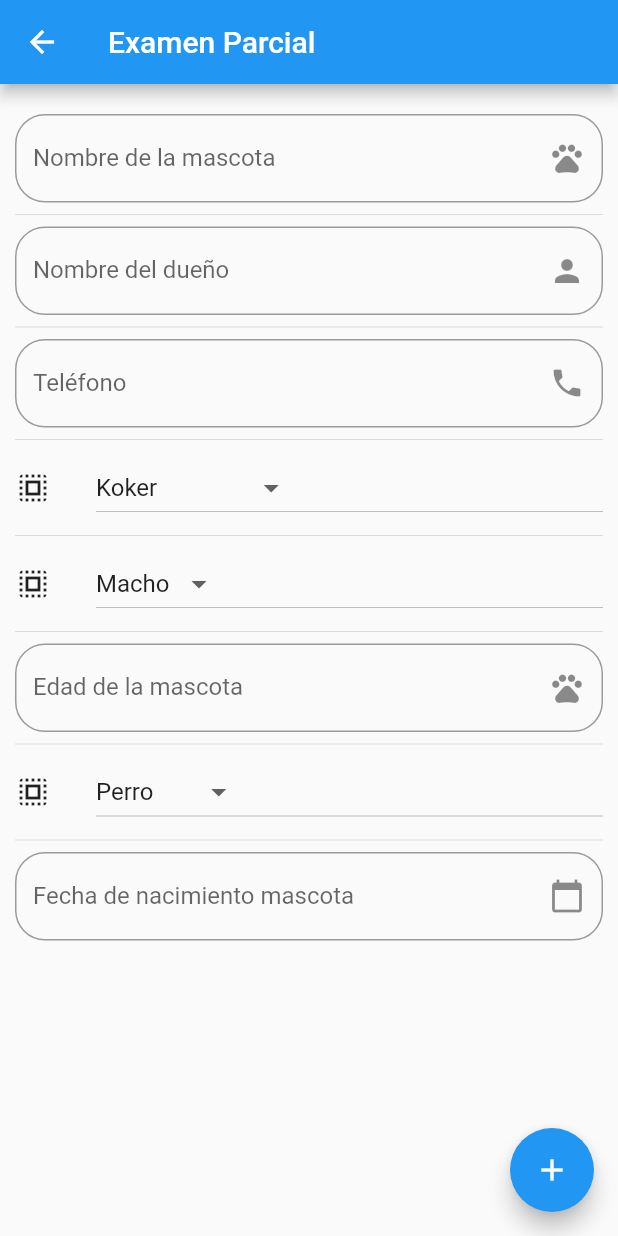
After one commit to alexc777/flutterWidgetComponents, a Flutter app: the ConsultaPage screen opened by its route, after a tap on the "add" icon, on a phone screen of 412 x 824 dp. The commit adds this screen. Run offline on Flutter 3.47's test engine with Material 2 defaults, Android fonts, the phone set to English and light mode, and no system bars.

Commit message:
formulario de mascotas y obtención de data listos. Falta visualizar el listado de mascotas

```diff
--- a/data/menu_opts.json
+++ b/data/menu_opts.json
@@ -45,6 +45,11 @@
             "ruta" : "table",
             "icon" : "table",
             "texto": "Table - Widget"
+        },
+        {
+            "ruta" : "parcial",
+            "icon" : "parcial",
+            "texto": "Examen Parcial"
         }
     ]
 }
--- /dev/null
+++ b/lib/src/pages/consulta_page.dart
@@ -0,0 +1,344 @@
+import 'package:flutter/material.dart';
+
+
+
+class ConsultaPage extends StatefulWidget {
+  @override
+  _ConsultaPageState createState() => _ConsultaPageState();
+}
+
+class _ConsultaPageState extends State<ConsultaPage> {
+
+  String _nombreMascota = '';
+  String _duenio = '';
+  String _telefono = '';
+  String _optRaza = 'Koker';
+  String _optSexo = 'Macho';
+  String _edadMascota = '';
+  String _tipoMastoca = 'Perro';
+  String _fecha  = '';
+
+  List ListaMascotas = [];
+
+  List<String> _razas = ['Pastor Aleman', 'Bulldog', 'Koker', 'Labrador', 'Mestizo', 'Otros'];
+  List<String> _sexos = ['Macho', 'Hembra'];
+  List<String> _tiposMascota = ['Perro', 'Gato', 'Hámsters', 'Pájaros', 'Peces'];
+
+  TextEditingController _inputFieldDateController = new TextEditingController();
+
+  @override
+  Widget build(BuildContext context) {
+    return Scaffold(
+      appBar: AppBar(
+        title: Text('Examen Parcial'),
+      ),
+      body: ListView(
+        padding: EdgeInsets.symmetric(horizontal: 10.0, vertical: 20.0),
+        children: <Widget>[
+          _crearNombreMascota(),
+          Divider(),
+          _crearNombrePersona(),
+          Divider(),
+          _crearTelefonoPersona(),
+          Divider(),
+          _crearDropdownRaza(),
+          Divider(),
+          _crearDropdownSexo(),
+          Divider(),
+          _crearEdadMascota(),
+          Divider(),
+          _crearDropdownTipo(),
+          Divider(),
+          _crearFecha( context ),
+        ],
+      ),
+      floatingActionButton: _crearBoton()
+    );
+  }
+
+  Widget _crearNombreMascota() {
+
+    return TextField(
+      // autofocus: true,
+      textCapitalization: TextCapitalization.sentences,
+      decoration: InputDecoration(
+        border: OutlineInputBorder(
+          borderRadius: BorderRadius.circular(20.0)
+        ),
+        hintText: 'Nombre de la mascota',
+        labelText: 'Nombre de la mascota',
+        suffixIcon: Icon( Icons.pets ),
+      ),
+      onChanged: (valor){
+        setState(() {
+          _nombreMascota = valor;
+        });
+      },
+    );
+
+  }
+
+  Widget _crearNombrePersona() {
+
+    return TextField(
+      // autofocus: true,
+      textCapitalization: TextCapitalization.sentences,
+      decoration: InputDecoration(
+        border: OutlineInputBorder(
+          borderRadius: BorderRadius.circular(20.0)
+        ),
+        hintText: 'Nombre del dueño',
+        labelText: 'Nombre del dueño',
+        suffixIcon: Icon( Icons.person ),
+      ),
+      onChanged: (valor){
+        setState(() {
+          _duenio = valor;
+        });
+      },
+    );
+
+  }
+
+  Widget _crearTelefonoPersona() {
+
+    return TextField(
+      keyboardType: TextInputType.phone,
+      decoration: InputDecoration(
+        border: OutlineInputBorder(
+          borderRadius: BorderRadius.circular(20.0)
+        ),
+        hintText: 'Teléfono',
+        labelText: 'Teléfono',
+        suffixIcon: Icon( Icons.phone ),
+      ),
+      onChanged: (valor){
+        setState(() {
+          _telefono = valor;
+        });
+      },
+    );
+
+  }
+
+  Widget _crearEdadMascota() {
+
+    return TextField(
+      keyboardType: TextInputType.phone,
+      decoration: InputDecoration(
+        border: OutlineInputBorder(
+          borderRadius: BorderRadius.circular(20.0)
+        ),
+        hintText: 'Edad de la mascota',
+        labelText: 'Edad de la mascota',
+        suffixIcon: Icon( Icons.pets ),
+      ),
+      onChanged: (valor){
+        setState(() {
+          _edadMascota = valor;
+        });
+      },
+    );
+
+  }
+
+
+  List<DropdownMenuItem<String>> getOpcionesDropdown() {
+
+    List<DropdownMenuItem<String>> lista = new List();
+
+    _razas.forEach( (raza){
+
+      lista.add( DropdownMenuItem(
+        child: Text(raza),
+        value: raza,
+      ));
+
+    });
+
+    return lista;
+
+  }
+
+  Widget _crearDropdownRaza() {
+
+    return Row(
+      children: <Widget>[
+        Icon(Icons.select_all),
+        SizedBox(width: 30.0),
+        Expanded(
+          child: DropdownButton(
+            value: _optRaza,
+            items: getOpcionesDropdown(),
+            onChanged: (opt) {
+              setState(() {
+                _optRaza = opt;
+              });
+            },
+          ),
+        )
+
+      ],
+    );
+  }
+
+  List<DropdownMenuItem<String>> getSexoDropdown() {
+
+    List<DropdownMenuItem<String>> lista = new List();
+
+    _sexos.forEach( (sexo){
+
+      lista.add( DropdownMenuItem(
+        child: Text(sexo),
+        value: sexo,
+      ));
+
+    });
+
+    return lista;
+
+  }
+
+  Widget _crearDropdownSexo() {
+
+    return Row(
+      children: <Widget>[
+        Icon(Icons.select_all),
+        SizedBox(width: 30.0),
+        Expanded(
+          child: DropdownButton(
+            value: _optSexo,
+            items: getSexoDropdown(),
+            onChanged: (opt) {
+              setState(() {
+                _optSexo = opt;
+              });
+            },
+          ),
+        )
+
+      ],
+    );
+  }
+
+  List<DropdownMenuItem<String>> getTipoDropdown() {
+
+    List<DropdownMenuItem<String>> lista = new List();
+
+    _tiposMascota.forEach( (tipo){
+
+      lista.add( DropdownMenuItem(
+        child: Text(tipo),
+        value: tipo,
+      ));
+
+    });
+
+    return lista;
+
+  }
+
+  Widget _crearDropdownTipo() {
+
+    return Row(
+      children: <Widget>[
+        Icon(Icons.select_all),
+        SizedBox(width: 30.0),
+        Expanded(
+          child: DropdownButton(
+            value: _tipoMastoca,
+            items: getTipoDropdown(),
+            onChanged: (opt) {
+              setState(() {
+                _tipoMastoca = opt;
+              });
+            },
+          ),
+        )
+
+      ],
+    );
+  }
+
+  Widget _crearFecha( BuildContext context ) {
+
+    return TextField(
+      enableInteractiveSelection: false,
+      controller: _inputFieldDateController,
+      decoration: InputDecoration(
+        border: OutlineInputBorder(
+          borderRadius: BorderRadius.circular(20.0)
+        ),
+        hintText: 'Fecha de nacimiento mascota',
+        labelText: 'Fecha de nacimiento mascota',
+        suffixIcon: Icon( Icons.calendar_today )
+      ),
+      onTap: (){
+
+        FocusScope.of(context).requestFocus(new FocusNode());
+        _selectDate( context );
+
+      },
+    );
+
+  }
+
+  _selectDate(BuildContext context) async {
+
+    DateTime picked = await showDatePicker(
+      context: context,
+      initialDate: new DateTime.now(),
+      firstDate: new DateTime(2018),
+      lastDate: new DateTime(2025),
+      locale: Locale('es', 'ES')
+    );
+
+    if ( picked != null ) {
+      setState(() {
+          _fecha = picked.toString();
+          _inputFieldDateController.text = _fecha;
+      });
+    }
+
+  }
+
+  Widget _crearBoton() {
+    return Row(
+      mainAxisAlignment: MainAxisAlignment.end,
+      children: <Widget>[
+        SizedBox(width: 30),
+        FloatingActionButton(onPressed: _crearMascota, child: Icon(Icons.add),),
+      ],
+    );
+  }
+
+  _crearMascota() {
+
+    Map<String, dynamic> mascota = {
+      'nombreMascota': _nombreMascota,
+      'nombrePersona': _duenio,
+      'telefono': _telefono,
+      'raza': _optRaza,
+      'sexo': _optSexo,
+      'edadMascota': _edadMascota,
+      'tipoMascota': _tipoMastoca,
+      'nacimiento': _fecha
+    };
+
+    ListaMascotas.add(mascota);
+
+    print('---------------------Miremos el Map-------------------');
+    print(mascota);
+
+    print('---------------------Mascotas-------------------');
+    print(ListaMascotas);
+
+    // return ListTile(
+    //   title: Text('Nombre es: $_nombre'),
+    //   subtitle: Text('Email: $_email'),
+    //   trailing: Text(_opcionSeleccionada),
+    // );
+
+  }
+
+}
--- a/lib/src/pages/home_page.dart
+++ b/lib/src/pages/home_page.dart
@@ -13,7 +13,7 @@ class HomePage extends StatelessWidget {
   Widget build(BuildContext context) {
     return Scaffold(
       appBar: AppBar(
-        title: Text('Pre Examen Componentes'),
+        title: Text('Examen Parcial'),
       ),
       body: _lista(),
     );
--- a/lib/src/routes/routes.dart
+++ b/lib/src/routes/routes.dart
@@ -10,6 +10,7 @@ import 'package:clase_3/src/pages/slider_page.dart';
 import 'package:clase_3/src/pages/listview_page.dart';
 import 'package:clase_3/src/pages/opacity_page.dart';
 import 'package:clase_3/src/pages/table_page.dart';
+import 'package:clase_3/src/pages/consulta_page.dart';
 
 
 Map<String, WidgetBuilder> getApplicationRoutes() {
@@ -25,6 +26,7 @@ Map<String, WidgetBuilder> getApplicationRoutes() {
       'list'   : ( BuildContext context ) => ListaPage(),
       'opacity': ( BuildContext context ) => OpacityPage(),
       'table'  : ( BuildContext context ) => TablePage(),
+      'parcial': ( BuildContext context ) => ConsultaPage(),
   };
 
 }
--- a/lib/src/utils/icono_string_util.dart
+++ b/lib/src/utils/icono_string_util.dart
@@ -11,6 +11,7 @@ final _icons = <String, IconData>{
   'tune'          : Icons.tune,
   'aod_outlined'  : Icons.ad_units_outlined,
   'table'         : Icons.table_chart_outlined,
+  'parcial'       : Icons.quiz,
 };
 
 
```
